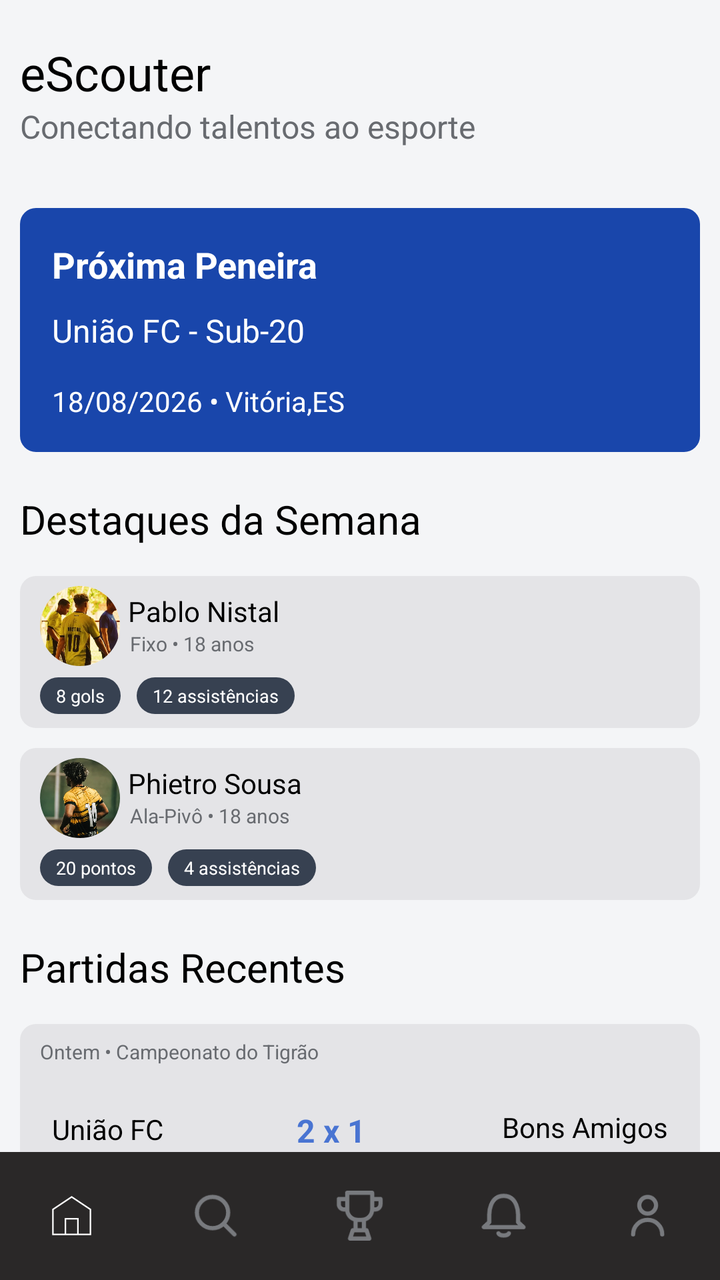
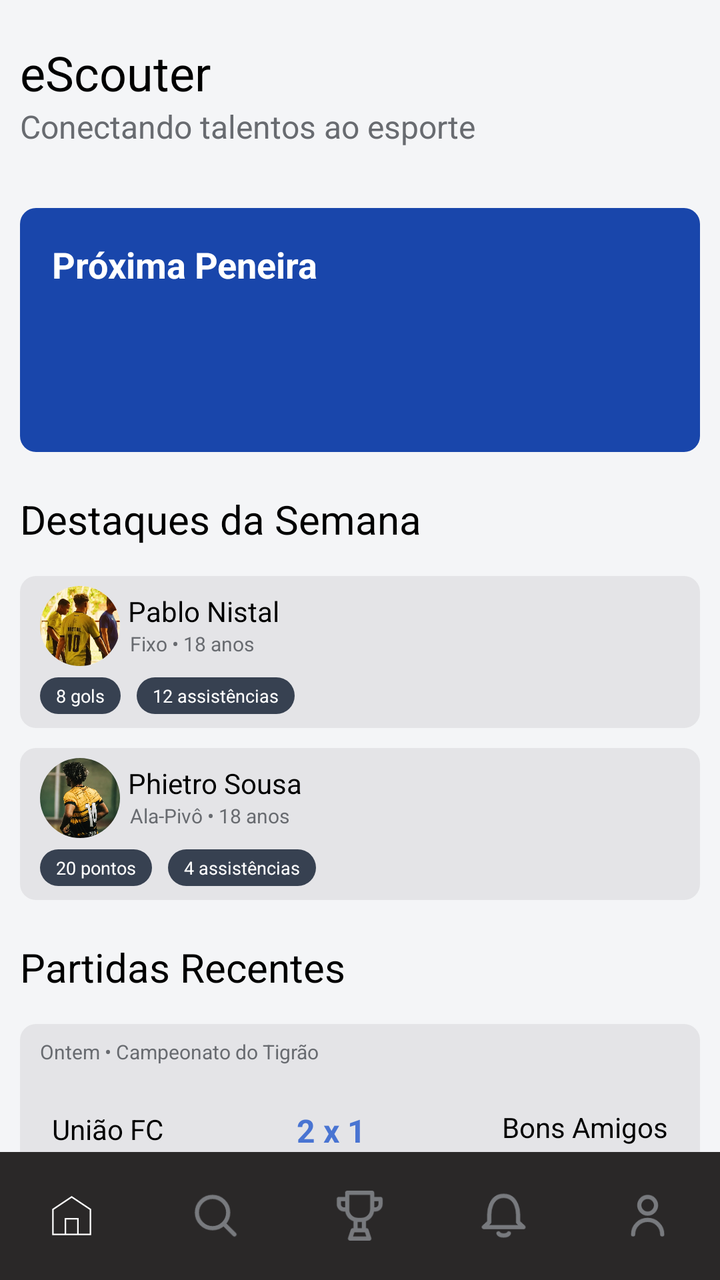

Two renders of the same Android screen: before a commit and after it. Below are the layout's source before the change and the commit's diff.
<!-- AndroidManifest.xml: application theme Theme.Escouter -->
<!-- res/layout/fragment_home.xml -->
<?xml version="1.0" encoding="utf-8"?>
<androidx.constraintlayout.widget.ConstraintLayout xmlns:android="http://schemas.android.com/apk/res/android"
    xmlns:app="http://schemas.android.com/apk/res-auto"
    xmlns:tools="http://schemas.android.com/tools"
    android:layout_width="match_parent"
    android:layout_height="match_parent"
    android:background="@color/background">

    <LinearLayout
        android:id="@+id/cabecalho"
        android:layout_width="wrap_content"
        android:layout_height="wrap_content"
        android:orientation="vertical"
        app:layout_constraintStart_toStartOf="parent"
        app:layout_constraintTop_toTopOf="parent">

        <TextView
            android:layout_width="wrap_content"
            android:layout_height="wrap_content"
            android:textSize="24sp"
            android:layout_marginStart="10dp"
            android:layout_marginTop="20dp"
            android:textColor="@color/txtPreto"
            android:text="@string/app_name"/>
        <TextView
            android:layout_width="wrap_content"
            android:layout_height="wrap_content"
            android:textColor="@color/txtCinza"
            android:textSize="16sp"
            android:layout_marginStart="10dp"
            android:text="@string/desc_name"/>
    </LinearLayout>

    <androidx.constraintlayout.widget.ConstraintLayout
        android:id="@+id/cardPeneira"
        android:layout_width="0dp"
        android:layout_height="wrap_content"
        android:layout_marginStart="10dp"
        android:layout_marginTop="30dp"
        android:layout_marginEnd="10dp"
        android:background="@drawable/bg_cardpeneira"
        android:padding="16dp"
        app:layout_constraintTop_toBottomOf="@id/cabecalho"
        app:layout_constraintStart_toStartOf="parent"
        app:layout_constraintEnd_toEndOf="parent">

        <TextView
            android:id="@+id/txtPeneira"
            android:layout_width="wrap_content"
            android:layout_height="wrap_content"
            android:text="Próxima Peneira"
            android:textColor="@color/txtBranco"
            android:textSize="18sp"
            android:textStyle="bold"
            app:layout_constraintStart_toStartOf="parent"
            app:layout_constraintTop_toTopOf="parent" />
        <TextView
            android:id="@+id/txtTime"
            android:layout_width="wrap_content"
            android:layout_height="wrap_content"
            android:layout_marginTop="10dp"
            android:text="União FC - Sub-20"
            android:textColor="@color/txtBranco"
            android:textSize="16sp"
            app:layout_constraintStart_toStartOf="parent"
            app:layout_constraintTop_toBottomOf="@id/txtPeneira" />

        <TextView
            android:id="@+id/txtData"
            android:layout_width="wrap_content"
            android:layout_height="wrap_content"
            android:layout_marginTop="15dp"
            android:text="18/08/2026 • Vitória,ES"
            android:textColor="@color/txtBranco"
            android:textSize="14sp"
            app:layout_constraintStart_toStartOf="parent"
            app:layout_constraintTop_toBottomOf="@id/txtTime" />


    </androidx.constraintlayout.widget.ConstraintLayout>

    <Button
        android:id="@+id/btnCriarPeneira"
        android:layout_width="0dp"
        android:layout_height="44dp"
        android:layout_marginStart="10dp"
        android:layout_marginTop="12dp"
        android:layout_marginEnd="10dp"
        android:background="@drawable/bg_button_primary"
        android:text="+ Criar Peneira"
        android:textAllCaps="false"
        android:textColor="@color/txtBranco"
        style="@style/Botao"
        android:textSize="14sp"
        android:visibility="gone"
        app:layout_constraintTop_toBottomOf="@id/cardPeneira"
        app:layout_constraintStart_toStartOf="parent"
        app:layout_constraintEnd_toEndOf="parent"
        tools:visibility="visible" />

    <LinearLayout
        android:id="@+id/destaques"
        android:layout_width="0dp"
        android:layout_height="wrap_content"
        android:orientation="vertical"
        android:layout_marginTop="20dp"
        android:layout_marginStart="10dp"
        android:layout_marginEnd="10dp"
        app:layout_constraintStart_toStartOf="parent"
        app:layout_constraintEnd_toEndOf="parent"
        app:layout_constraintTop_toBottomOf="@id/btnCriarPeneira">

        <TextView
            android:layout_width="wrap_content"
            android:layout_height="wrap_content"
            android:textColor="@color/txtPreto"
            android:textSize="20sp"
            android:text="Destaques da Semana"/>

        <androidx.constraintlayout.widget.ConstraintLayout
            android:id="@+id/cardJogador1"
            android:layout_width="match_parent"
            android:layout_height="76dp"
            android:layout_marginTop="15dp"
            android:background="@drawable/bg_cardhome">

            <com.google.android.material.imageview.ShapeableImageView
                android:id="@+id/fotoJogador1"
                android:layout_width="40dp"
                android:layout_height="40dp"
                android:layout_marginStart="10dp"
                android:layout_marginTop="5dp"
                android:scaleType="centerCrop"
                android:src="@drawable/foto_jogador"
                app:layout_constraintStart_toStartOf="parent"
                app:layout_constraintTop_toTopOf="parent"
                app:shapeAppearanceOverlay="@style/CircularImage" />

            <TextView
                android:id="@+id/nomeJogador1"
                android:layout_width="wrap_content"
                android:layout_height="wrap_content"
                android:layout_marginStart="4dp"
                android:layout_marginTop="8dp"
                android:text="Pablo Nistal"
                android:textColor="@color/txtPreto"
                android:textSize="14sp"
                app:layout_constraintStart_toEndOf="@id/fotoJogador1"
                app:layout_constraintTop_toTopOf="parent" />

            <TextView
                android:id="@+id/infoJogador1"
                android:layout_width="wrap_content"
                android:layout_height="wrap_content"
                android:layout_marginStart="55dp"
                android:text="Fixo • 18 anos"
                android:textColor="@color/txtCinza"
                android:textSize="10sp"
                app:layout_constraintStart_toStartOf="parent"
                app:layout_constraintTop_toBottomOf="@id/nomeJogador1" />

            <TextView
                android:id="@+id/golsJogador1"
                android:layout_width="wrap_content"
                android:layout_height="wrap_content"
                android:layout_marginStart="10dp"
                android:layout_marginTop="10dp"
                android:background="@drawable/bg_estatistica"
                android:paddingStart="8dp"
                android:paddingTop="3dp"
                android:paddingEnd="8dp"
                android:paddingBottom="3dp"
                android:text="8 gols"
                android:textColor="@color/txtBranco"
                android:textSize="9sp"
                app:layout_constraintStart_toStartOf="parent"
                app:layout_constraintTop_toBottomOf="@id/infoJogador1" />

            <TextView
                android:id="@+id/assistenciasJogador1"
                android:layout_width="wrap_content"
                android:layout_height="wrap_content"
                android:layout_marginStart="8dp"
                android:background="@drawable/bg_estatistica"
                android:paddingStart="8dp"
                android:paddingTop="3dp"
                android:paddingEnd="8dp"
                android:paddingBottom="3dp"
                android:text="12 assistências"
                android:textColor="@color/txtBranco"
                android:textSize="9sp"
                app:layout_constraintStart_toEndOf="@id/golsJogador1"
                app:layout_constraintTop_toTopOf="@id/golsJogador1" />

        </androidx.constraintlayout.widget.ConstraintLayout>

        <androidx.constraintlayout.widget.ConstraintLayout
            android:id="@+id/cardJogador2"
            android:layout_width="match_parent"
            android:layout_height="76dp"
            android:layout_marginTop="10dp"
            android:background="@drawable/bg_cardhome">

            <com.google.android.material.imageview.ShapeableImageView
                android:id="@+id/fotoJogador2"
                android:layout_width="40dp"
                android:layout_height="40dp"
                android:layout_marginStart="10dp"
                android:layout_marginTop="5dp"
                android:scaleType="centerCrop"
                android:src="@drawable/foto_jogador2"
                app:layout_constraintStart_toStartOf="parent"
                app:layout_constraintTop_toTopOf="parent"
                app:shapeAppearanceOverlay="@style/CircularImage" />

            <TextView
                android:id="@+id/nomeJogador2"
                android:layout_width="wrap_content"
                android:layout_height="wrap_content"
                android:layout_marginStart="4dp"
                android:layout_marginTop="8dp"
                android:text="Phietro Sousa"
                android:textColor="@color/txtPreto"
                android:textSize="14sp"
                app:layout_constraintStart_toEndOf="@id/fotoJogador2"
                app:layout_constraintTop_toTopOf="parent" />

            <TextView
                android:id="@+id/infoJogador2"
                android:layout_width="wrap_content"
                android:layout_height="wrap_content"
                android:layout_marginStart="55dp"
                android:text="Ala-Pivô • 18 anos"
                android:textColor="@color/txtCinza"
                android:textSize="10sp"
                app:layout_constraintStart_toStartOf="parent"
                app:layout_constraintTop_toBottomOf="@id/nomeJogador2" />

            <TextView
                android:id="@+id/golsJogador2"
                android:layout_width="wrap_content"
                android:layout_height="wrap_content"
                android:layout_marginStart="10dp"
                android:layout_marginTop="10dp"
                android:background="@drawable/bg_estatistica"
                android:paddingStart="8dp"
                android:paddingTop="3dp"
                android:paddingEnd="8dp"
                android:paddingBottom="3dp"
                android:text="20 pontos"
                android:textColor="@color/txtBranco"
                android:textSize="9sp"
                app:layout_constraintStart_toStartOf="parent"
                app:layout_constraintTop_toBottomOf="@id/infoJogador2" />

            <TextView
                android:id="@+id/assistenciasJogador2"
                android:layout_width="wrap_content"
                android:layout_height="wrap_content"
                android:layout_marginStart="8dp"
                android:background="@drawable/bg_estatistica"
                android:paddingStart="8dp"
                android:paddingTop="3dp"
                android:paddingEnd="8dp"
                android:paddingBottom="3dp"
                android:text="4 assistências"
                android:textColor="@color/txtBranco"
                android:textSize="9sp"
                app:layout_constraintStart_toEndOf="@id/golsJogador2"
                app:layout_constraintTop_toTopOf="@id/golsJogador2" />

        </androidx.constraintlayout.widget.ConstraintLayout>

    </LinearLayout>

    <LinearLayout
        android:id="@+id/partidas"
        android:layout_width="0dp"
        android:layout_height="wrap_content"
        android:orientation="vertical"
        android:layout_marginTop="20dp"
        android:layout_marginStart="10dp"
        android:layout_marginEnd="10dp"
        app:layout_constraintStart_toStartOf="parent"
        app:layout_constraintEnd_toEndOf="parent"
        app:layout_constraintTop_toBottomOf="@id/destaques">

        <TextView
            android:layout_width="wrap_content"
            android:layout_height="wrap_content"
            android:textColor="@color/txtPreto"
            android:textSize="20sp"
            android:text="Partidas Recentes"/>

        <androidx.constraintlayout.widget.ConstraintLayout
            android:id="@+id/cardPartida1"
            android:layout_width="match_parent"
            android:layout_height="78dp"
            android:layout_marginTop="15dp"
            android:background="@drawable/bg_cardhome">

            <TextView
                android:id="@+id/txtInfoPartida"
                android:layout_width="wrap_content"
                android:layout_height="wrap_content"
                android:layout_marginStart="10dp"
                android:layout_marginTop="7dp"
                android:text="Ontem • Campeonato do Tigrão"
                android:textColor="@color/txtCinza"
                android:textSize="10sp"
                app:layout_constraintStart_toStartOf="parent"
                app:layout_constraintTop_toTopOf="parent" />

            <TextView
                android:id="@+id/txtTimeCasa"
                android:layout_width="wrap_content"
                android:layout_height="wrap_content"
                android:layout_marginStart="16dp"
                android:text="União FC"
                android:textColor="@color/txtPreto"
                android:textSize="14sp"
                app:layout_constraintBottom_toBottomOf="parent"
                app:layout_constraintStart_toStartOf="parent"
                app:layout_constraintTop_toTopOf="parent"
                app:layout_constraintVertical_bias="0.728" />

            <TextView
                android:id="@+id/txtPlacar"
                android:layout_width="wrap_content"
                android:layout_height="wrap_content"
                android:text="2 x 1"
                android:textColor="@color/pontuacoes"
                android:textSize="16sp"
                android:textStyle="bold"
                app:layout_constraintBottom_toBottomOf="parent"
                app:layout_constraintEnd_toStartOf="@+id/txtTimeFora"
                app:layout_constraintHorizontal_bias="0.494"
                app:layout_constraintStart_toEndOf="@+id/txtTimeCasa"
                app:layout_constraintTop_toTopOf="parent"
                app:layout_constraintVertical_bias="0.75" />

            <TextView
                android:id="@+id/txtTimeFora"
                android:layout_width="wrap_content"
                android:layout_height="wrap_content"
                android:layout_marginEnd="16dp"
                android:text="Bons Amigos"
                android:textColor="@color/txtPreto"
                android:textSize="14sp"
                app:layout_constraintBottom_toBottomOf="parent"
                app:layout_constraintEnd_toEndOf="parent"
                app:layout_constraintTop_toTopOf="parent"
                app:layout_constraintVertical_bias="0.711" />

        </androidx.constraintlayout.widget.ConstraintLayout>
    </LinearLayout>
    <com.google.android.material.bottomnavigation.BottomNavigationView
        android:id="@+id/bottomNavigation"
        android:layout_width="0dp"
        android:layout_height="64dp"
        android:background="@color/opcoes"
        app:itemActiveIndicatorStyle="@null"
        app:itemIconTint="@color/bottom_nav_color"
        app:itemIconSize="25dp"
        app:labelVisibilityMode="unlabeled"
        app:layout_constraintStart_toStartOf="parent"
        app:layout_constraintEnd_toEndOf="parent"
        app:layout_constraintBottom_toBottomOf="parent"
        app:menu="@menu/bottom_menu" />

</androidx.constraintlayout.widget.ConstraintLayout>
<!-- resources referenced by this layout -->
<resources>
  <color name="background">#F4F5F7</color>
  <color name="opcoes">#2A2828</color>
  <color name="pontuacoes">#4974D2</color>
  <color name="txtBranco">#FFFFFF</color>
  <color name="txtCinza">#686B70</color>
  <color name="txtPreto">#000000</color>
  <!-- drawable bg_button_primary (drawable) -->
  <?xml version="1.0" encoding="utf-8"?>
  <shape xmlns:android="http://schemas.android.com/apk/res/android"
      android:shape="rectangle">
  
      <solid android:color="#1B2A6B" />
      <corners android:radius="28dp" />
  
  </shape>
  <!-- drawable bg_cardhome (drawable) -->
  <?xml version="1.0" encoding="utf-8"?>
  <shape xmlns:android="http://schemas.android.com/apk/res/android">
  
      <solid android:color="@color/card"/>
  
      <corners android:radius="8dp"/>
  
  </shape>
  <!-- drawable bg_cardpeneira (drawable) -->
  <?xml version="1.0" encoding="utf-8"?>
  <shape xmlns:android="http://schemas.android.com/apk/res/android">
  
      <solid android:color="@color/cardPeneira"/>
  
      <corners android:radius="8dp"/>
  
  </shape>
  <!-- drawable bg_estatistica (drawable) -->
  <?xml version="1.0" encoding="utf-8"?>
  <shape xmlns:android="http://schemas.android.com/apk/res/android">
  
      <solid android:color="#374151"/>
  
      <corners android:radius="20dp"/>
  
  </shape>
  <!-- drawable foto_jogador: jpeg bitmap (drawable, 53254 bytes) -->
  <!-- drawable foto_jogador2: jpeg bitmap (drawable, 66573 bytes) -->
  <string name="app_name">eScouter</string>
  <string name="desc_name">Conectando talentos ao esporte</string>
  <style name="Botao">
          <item name="backgroundTint">@null</item>
      </style>
  <style name="CircularImage">
          <item name="cornerFamily">rounded</item>
          <item name="cornerSize">50%</item>
      </style>
  <style name="Theme.Escouter" parent="Base.Theme.Escouter" />
  <color name="card">#E4E4E7</color>
  <color name="cardPeneira">#1946AB</color>
  <style name="Base.Theme.Escouter" parent="Theme.Material3.DayNight.NoActionBar">
          
          
      </style>
</resources>

<!-- the commit's change to res/layout/fragment_home.xml (unified diff, before → after) -->
@@ -59,7 +59,7 @@
             android:layout_width="wrap_content"
             android:layout_height="wrap_content"
             android:layout_marginTop="10dp"
-            android:text="União FC - Sub-20"
+            android:text=""
             android:textColor="@color/txtBranco"
             android:textSize="16sp"
             app:layout_constraintStart_toStartOf="parent"
@@ -70,7 +70,7 @@
             android:layout_width="wrap_content"
             android:layout_height="wrap_content"
             android:layout_marginTop="15dp"
-            android:text="18/08/2026 • Vitória,ES"
+            android:text=""
             android:textColor="@color/txtBranco"
             android:textSize="14sp"
             app:layout_constraintStart_toStartOf="parent"
